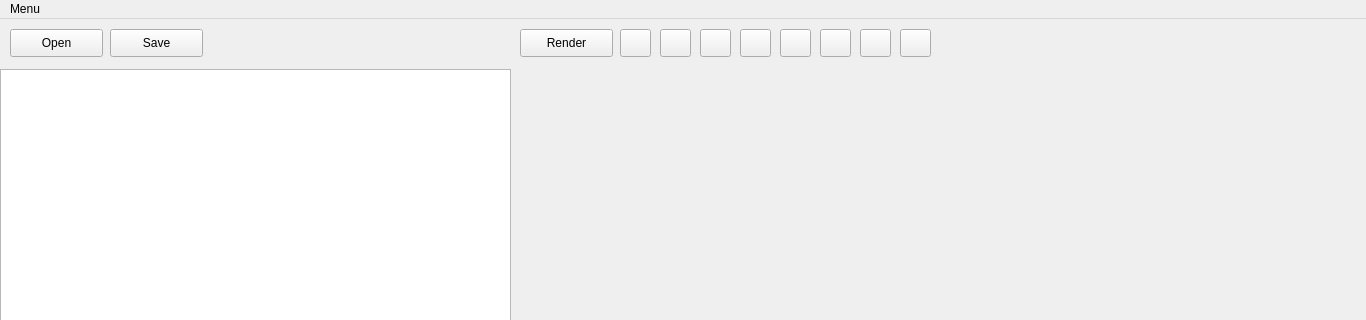
Old version of the form poccad.ui in the repository Tanneguydv/poccad; both pictures show x 0 to 1366 and y 0 to 320 of the 1366 by 847 pixel window.
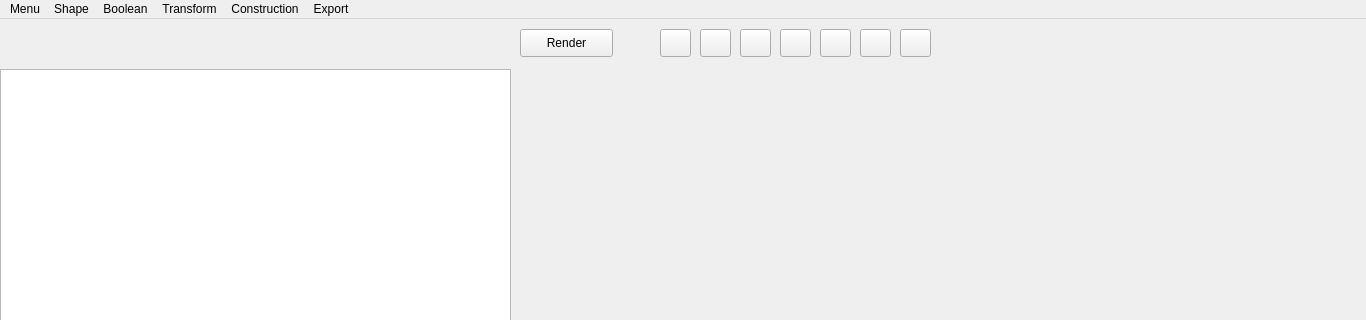
New version of the form. Icons and pictures are not drawn. Custom widgets are drawn as their Qt base class.

Diff of the .ui file:
```diff
--- a/poccad.ui
+++ b/poccad.ui
@@ -35,19 +35,6 @@
     </property>
     <layout class="QVBoxLayout" name="OCClayout"/>
    </widget>
-   <widget class="QPushButton" name="open_button">
-    <property name="geometry">
-     <rect>
-      <x>10</x>
-      <y>10</y>
-      <width>93</width>
-      <height>28</height>
-     </rect>
-    </property>
-    <property name="text">
-     <string>Open</string>
-    </property>
-   </widget>
    <widget class="QPushButton" name="render_button">
     <property name="geometry">
      <rect>
@@ -61,19 +48,6 @@
      <string>Render</string>
     </property>
    </widget>
-   <widget class="QPushButton" name="save_button">
-    <property name="geometry">
-     <rect>
-      <x>110</x>
-      <y>10</y>
-      <width>93</width>
-      <height>28</height>
-     </rect>
-    </property>
-    <property name="text">
-     <string>Save</string>
-    </property>
-   </widget>
    <widget class="QPushButton" name="isoview_button">
     <property name="geometry">
      <rect>
@@ -193,16 +167,13 @@
       <normaloff>ui_files/icons/Rear_off.png</normaloff>ui_files/icons/Rear_off.png</iconset>
     </property>
    </widget>
-   <widget class="QPushButton" name="activeview_button">
-    <property name="enabled">
-     <bool>true</bool>
-    </property>
+   <widget class="QLabel" name="activeview">
     <property name="geometry">
      <rect>
       <x>620</x>
       <y>10</y>
       <width>31</width>
-      <height>28</height>
+      <height>31</height>
      </rect>
     </property>
     <property name="text">
@@ -229,7 +200,45 @@
     </property>
     <addaction name="actionQuit"/>
    </widget>
+   <widget class="QMenu" name="menuShape">
+    <property name="title">
+     <string>Shape</string>
+    </property>
+    <addaction name="actionBox"/>
+    <addaction name="actionSphere"/>
+    <addaction name="actionRead_Step"/>
+    <addaction name="actionPoint"/>
+   </widget>
+   <widget class="QMenu" name="menuBoolean">
+    <property name="title">
+     <string>Boolean</string>
+    </property>
+    <addaction name="actionCut"/>
+   </widget>
+   <widget class="QMenu" name="menuTransform">
+    <property name="title">
+     <string>Transform</string>
+    </property>
+    <addaction name="actionTranslate"/>
+   </widget>
+   <widget class="QMenu" name="menuConstruction">
+    <property name="title">
+     <string>Construction</string>
+    </property>
+    <addaction name="actionVector"/>
+   </widget>
+   <widget class="QMenu" name="menuExport">
+    <property name="title">
+     <string>Export</string>
+    </property>
+    <addaction name="actionStep"/>
+   </widget>
    <addaction name="menuMenu"/>
+   <addaction name="menuShape"/>
+   <addaction name="menuBoolean"/>
+   <addaction name="menuTransform"/>
+   <addaction name="menuConstruction"/>
+   <addaction name="menuExport"/>
   </widget>
   <widget class="QStatusBar" name="statusbar"/>
   <action name="actionQuit">
```
Left out of the diff: 70 changed lines with no effect on the pictures.
